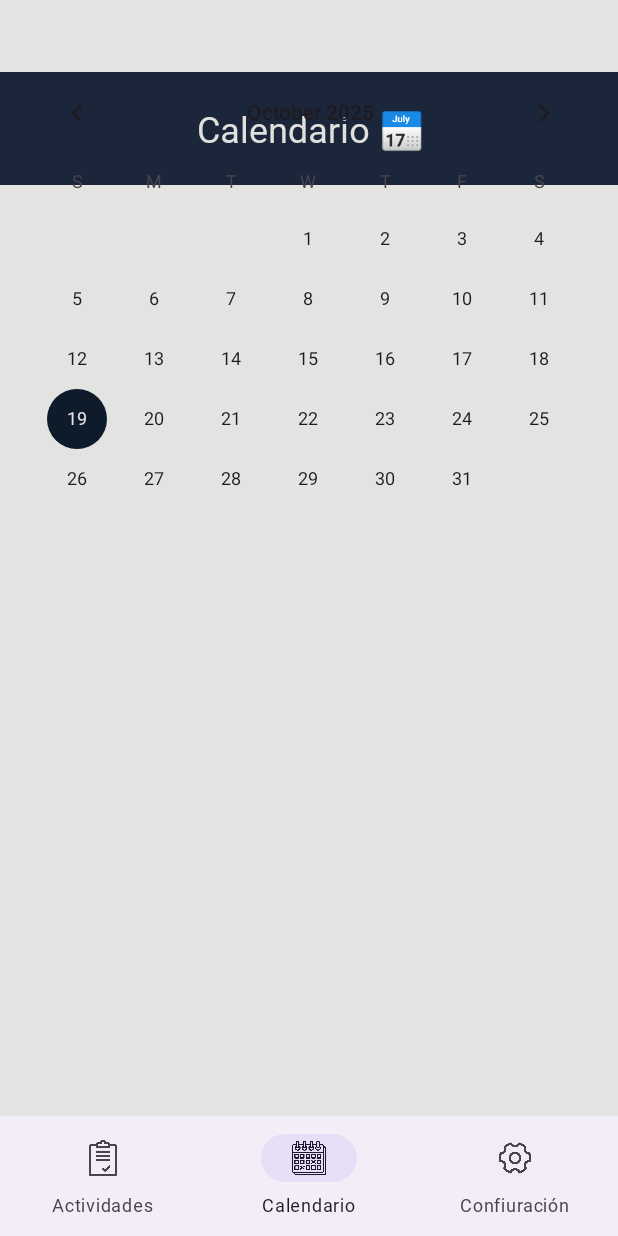
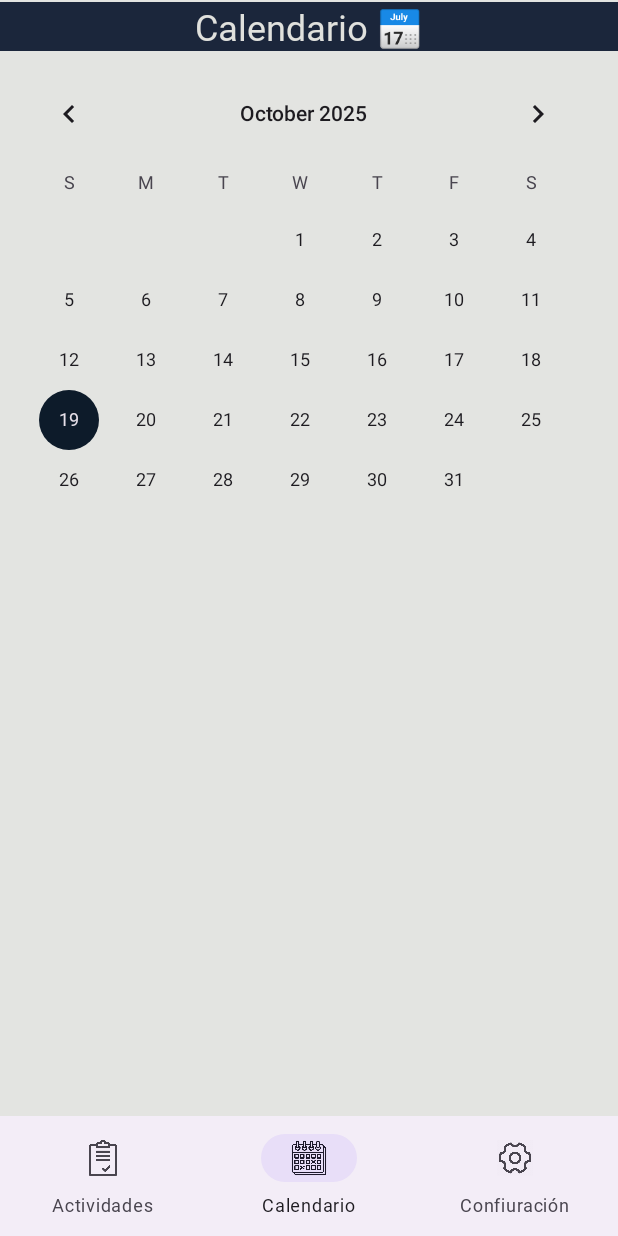
Before and after one commit to SebastianRD14/Agend-In, an Android app: the screen it shows after launch (MainActivity), item 2 of the bottom bar chosen, on a phone screen of 412 x 824 dp. Run offline under Robolectric (Android 15) with nearby library versions, the phone set to English and light mode, and no system bars; our stand-ins replace Room's generated code.

Commit message:
feat: Se corrigio un bug con los layouts

```diff
--- a/app/src/main/java/com/srd14/agend_in/calendar_fragment.java
+++ b/app/src/main/java/com/srd14/agend_in/calendar_fragment.java
@@ -39,7 +39,7 @@ public class calendar_fragment extends Fragment {
     public void onViewCreated(@NonNull View view, @Nullable Bundle savedInstanceState) {
         super.onViewCreated(view, savedInstanceState);
 
-        calendarView = view.findViewById(R.id.calendarView5);
+        calendarView = view.findViewById(R.id.calendarView);
         recyclerView = view.findViewById(R.id.recyclerProducts);
         recyclerView.setLayoutManager(new LinearLayoutManager(getContext()));
 
--- a/app/src/main/res/layout/activity_main.xml
+++ b/app/src/main/res/layout/activity_main.xml
@@ -9,8 +9,8 @@
 
     <FrameLayout
         android:id="@+id/fragment_container"
-        android:layout_width="414dp"
-        android:layout_height="646dp"
+        android:layout_width="0dp"
+        android:layout_height="0dp"
         android:layout_marginBottom="5dp"
         app:layout_constraintBottom_toTopOf="@+id/bottom_navigation"
         app:layout_constraintEnd_toEndOf="parent"
--- a/app/src/main/res/layout/calendar_view.xml
+++ b/app/src/main/res/layout/calendar_view.xml
@@ -1,17 +1,19 @@
 <?xml version="1.0" encoding="utf-8"?>
 <androidx.constraintlayout.widget.ConstraintLayout xmlns:android="http://schemas.android.com/apk/res/android"
     xmlns:app="http://schemas.android.com/apk/res-auto"
+    xmlns:tools="http://schemas.android.com/tools"
     android:layout_width="match_parent"
     android:layout_height="match_parent">
 
     <LinearLayout
-        android:layout_width="414dp"
-        android:layout_height="75dp"
+        android:id="@+id/linearLayout3"
+        android:layout_width="0dp"
+        android:layout_height="wrap_content"
         android:layout_marginTop="1dp"
-        android:layout_marginEnd="4dp"
         android:background="@color/azul_marino"
         android:gravity="center"
         android:orientation="horizontal"
+        app:layout_constraintBottom_toTopOf="@+id/calendarView"
         app:layout_constraintEnd_toEndOf="parent"
         app:layout_constraintHorizontal_bias="0.0"
         app:layout_constraintStart_toStartOf="parent"
@@ -19,6 +21,7 @@
 
 
         <TextView
+            android:id="@+id/calendario_title"
             android:layout_width="wrap_content"
             android:layout_height="wrap_content"
             android:text="@string/titulo_calendario"
@@ -28,24 +31,26 @@
     </LinearLayout>
 
     <CalendarView
-        android:id="@+id/calendarView5"
-        android:layout_width="402dp"
-        android:layout_height="376dp"
-        android:layout_marginStart="6dp"
-        android:layout_marginBottom="276dp"
-        app:layout_constraintBottom_toBottomOf="parent"
+        android:id="@+id/calendarView"
+        android:layout_width="403dp"
+        android:layout_height="389dp"
+        android:layout_margin="8dp"
+        android:layout_marginStart="54dp"
         app:layout_constraintEnd_toEndOf="parent"
-        app:layout_constraintHorizontal_bias="0.0"
-        app:layout_constraintStart_toStartOf="parent" />
+        app:layout_constraintHorizontal_bias="1.0"
+        app:layout_constraintStart_toStartOf="parent"
+        app:layout_constraintTop_toBottomOf="@+id/linearLayout3" />
 
     <androidx.recyclerview.widget.RecyclerView
         android:id="@+id/recyclerProducts"
         android:layout_width="396dp"
         android:layout_height="267dp"
-        android:layout_marginStart="10dp"
-        android:layout_marginEnd="10dp"
-        android:layout_marginBottom="4dp"
+        android:layout_marginStart="7dp"
+        android:layout_marginTop="16dp"
+        android:layout_marginEnd="8dp"
+        android:layout_marginBottom="16dp"
         app:layout_constraintBottom_toBottomOf="parent"
         app:layout_constraintEnd_toEndOf="parent"
-        app:layout_constraintStart_toStartOf="parent" />
+        app:layout_constraintStart_toStartOf="parent"
+        app:layout_constraintTop_toBottomOf="@+id/calendarView" />
 </androidx.constraintlayout.widget.ConstraintLayout>
--- a/app/src/main/res/layout/settings_view.xml
+++ b/app/src/main/res/layout/settings_view.xml
@@ -9,8 +9,10 @@
         android:id="@+id/linearLayout"
         android:layout_width="412dp"
         android:layout_height="74dp"
+        android:layout_marginBottom="1dp"
         android:background="@color/azul_marino"
         android:orientation="vertical"
+        app:layout_constraintBottom_toTopOf="@+id/linearLayout4"
         app:layout_constraintEnd_toEndOf="parent"
         app:layout_constraintStart_toStartOf="parent"
         app:layout_constraintTop_toTopOf="parent">
@@ -28,6 +30,7 @@
     </LinearLayout>
 
     <LinearLayout
+        android:id="@+id/linearLayout4"
         android:layout_width="409dp"
         android:layout_height="656dp"
         android:layout_marginStart="1dp"
@@ -45,7 +48,7 @@
         <androidx.appcompat.widget.SwitchCompat
             android:layout_width="match_parent"
             android:layout_height="wrap_content"
-            android:text="@string/activar_tema_oscuro"/>
+            android:text="@string/activar_tema_oscuro" />
 
         <androidx.appcompat.widget.SwitchCompat
             android:layout_width="match_parent"
```
Also changed, not shown: app/src/main/res/layout/tasklist_view.xml (+16 -10 lines).
